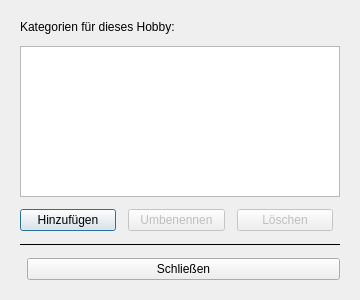
Old version of the form resources/category_management_dialog.ui in the repository ItsDylan255/Skillbase.
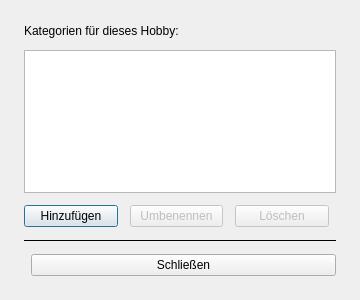
New version of the form.

```diff
--- a/resources/category_management_dialog.ui
+++ b/resources/category_management_dialog.ui
@@ -18,16 +18,16 @@
     <number>12</number>
    </property>
    <property name="leftMargin">
-    <number>20</number>
+    <number>24</number>
    </property>
    <property name="topMargin">
-    <number>20</number>
+    <number>24</number>
    </property>
    <property name="rightMargin">
-    <number>20</number>
+    <number>24</number>
    </property>
    <property name="bottomMargin">
-    <number>20</number>
+    <number>24</number>
    </property>
    <!-- Erklärung -->
    <item>
```
